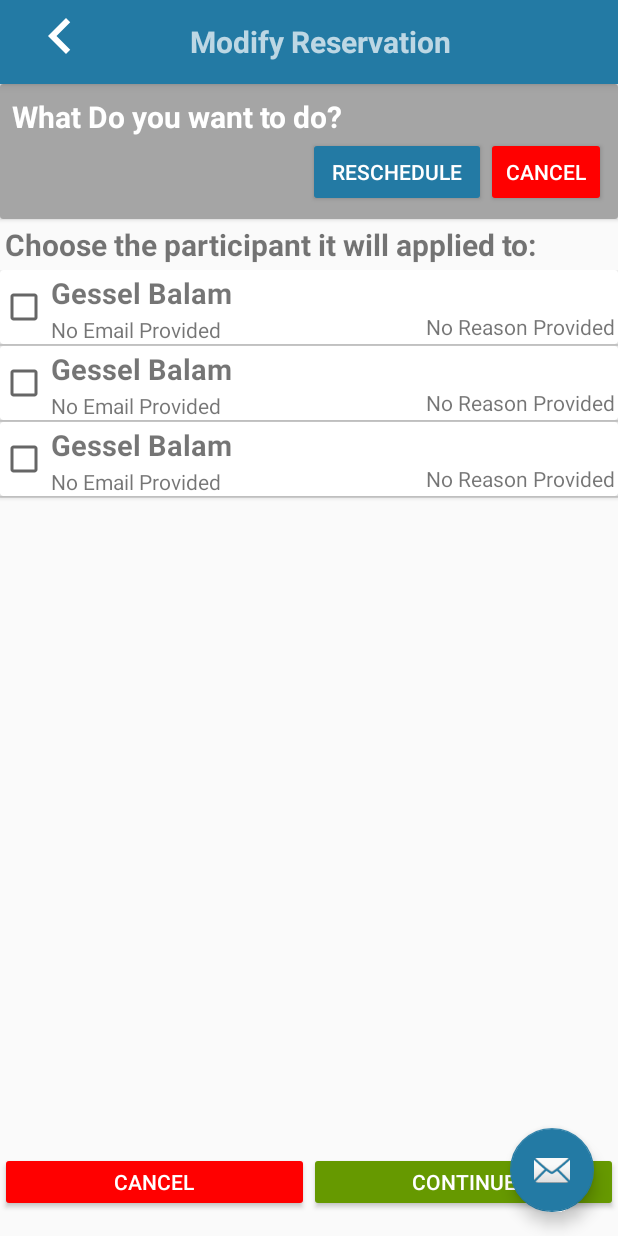
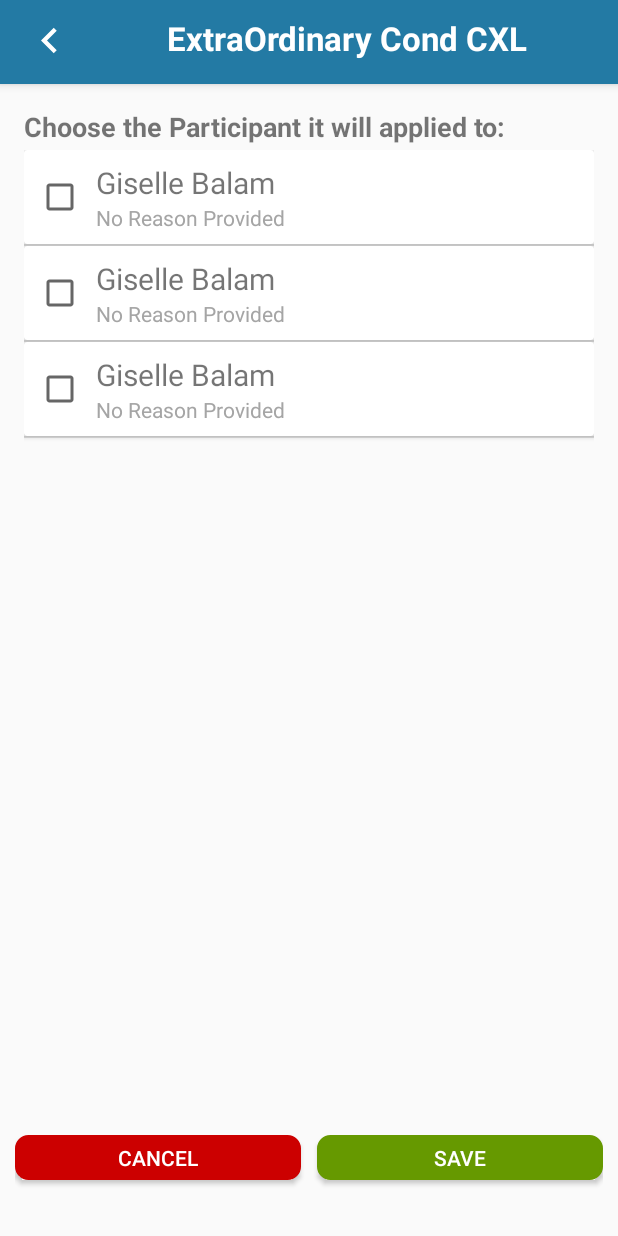
Before and after one commit to digicraft786/WaterAdventuresUI, an Android app: the QrNumberFragment screen opened directly, with no data from a screen before it, after a tap on "Modify Reservation", on a phone screen of 412 x 824 dp. Run offline under Robolectric (Android 15) with nearby library versions, the phone set to English and light mode, and no system bars.

Commit message:
Update_24_09_2018

```diff
--- a/app/src/main/AndroidManifest.xml
+++ b/app/src/main/AndroidManifest.xml
@@ -74,6 +74,10 @@
         <activity
             android:name=".MassiveCancelation.MassiveCancelationActivity"
             android:label="@string/title_activity_massive_cancelation"
+            android:theme="@style/AppTheme.NoActionBar" />
+        <activity
+            android:name=".ExtraOrdCancellation.ExtraOrdinaryActivity"
+            android:label="@string/title_activity_extra_ordinary"
             android:theme="@style/AppTheme.NoActionBar"></activity>
     </application>
 
--- /dev/null
+++ b/app/src/main/java/com/digicraft/wateradventures/Adapters/ExtraOrdinaryAdapter.java
@@ -0,0 +1,91 @@
+package com.digicraft.wateradventures.Adapters;
+
+import android.app.AlertDialog;
+import android.content.Context;
+import android.content.DialogInterface;
+import android.view.LayoutInflater;
+import android.view.View;
+import android.view.ViewGroup;
+import android.widget.BaseAdapter;
+import android.widget.TextView;
+
+import com.digicraft.wateradventures.R;
+
+/**
+ * Created by mac on 22/06/2018.
+ */
+
+public class ExtraOrdinaryAdapter extends BaseAdapter {
+
+    Context context;
+    LayoutInflater inflater;
+
+    public ExtraOrdinaryAdapter(Context context)
+    {
+        this.context = context;
+        inflater = (LayoutInflater) context.getSystemService(Context.LAYOUT_INFLATER_SERVICE);
+    }
+
+    @Override
+    public int getCount() {
+        return 3;
+    }
+
+    @Override
+    public Object getItem(int position) {
+        return null;
+    }
+
+    @Override
+    public long getItemId(int position) {
+        return 0;
+    }
+
+    @Override
+    public View getView(int position, View view, ViewGroup parent) {
+
+        final View convertView;
+        if (view == null) {
+            convertView = inflater.inflate(R.layout.extra_ordinary_item_layout, null);
+        } else {
+            convertView = view;
+        }
+
+       TextView txt = convertView.findViewById(R.id.extra_name);
+       txt.setOnClickListener(new View.OnClickListener() {
+           @Override
+           public void onClick(View v) {
+                  makeDialog(v.getContext());
+           }
+       });
+
+        return convertView;
+    }
+
+
+    public void makeDialog(Context context)
+    {
+        LayoutInflater inflater = (LayoutInflater) context.getSystemService(Context.LAYOUT_INFLATER_SERVICE);
+        final View formElementsView = inflater.inflate(R.layout.dialog_extra_layout, null, false);
+
+        new AlertDialog.Builder(context)
+                .setView(formElementsView)
+                .setPositiveButton("Confirm",
+                        new DialogInterface.OnClickListener() {
+                            public void onClick(DialogInterface dialog, int id) {
+
+                                dialog.cancel();
+                            }
+
+                        })
+                .setNegativeButton("Cancel", new DialogInterface.OnClickListener() {
+                    @Override
+                    public void onClick(DialogInterface dialog, int which) {
+                        dialog.cancel();
+                    }
+                })
+                .show();
+
+    }
+
+}
--- /dev/null
+++ b/app/src/main/java/com/digicraft/wateradventures/ExtraOrdCancellation/ExtraOrdinaryActivity.java
@@ -0,0 +1,34 @@
+package com.digicraft.wateradventures.ExtraOrdCancellation;
+
+import android.os.Bundle;
+import android.support.design.widget.FloatingActionButton;
+import android.support.design.widget.Snackbar;
+import android.support.v7.app.AppCompatActivity;
+import android.support.v7.widget.Toolbar;
+import android.view.View;
+import android.widget.ListView;
+
+import com.digicraft.wateradventures.Adapters.ExtraOrdinaryAdapter;
+import com.digicraft.wateradventures.R;
+
+public class ExtraOrdinaryActivity extends AppCompatActivity {
+
+    ListView listView;
+
+    @Override
+    protected void onCreate(Bundle savedInstanceState) {
+        super.onCreate(savedInstanceState);
+        setContentView(R.layout.activity_extra_ordinary);
+        Toolbar toolbar = findViewById(R.id.toolbar);
+        setSupportActionBar(toolbar);
+
+        listView = findViewById(R.id.extra_ordinary_cond);
+
+        ExtraOrdinaryAdapter adapter = new ExtraOrdinaryAdapter(this);
+        listView.setAdapter(adapter);
+
+        }
+
+
+
+}
--- a/app/src/main/java/com/digicraft/wateradventures/QR/QrNumberFragment.java
+++ b/app/src/main/java/com/digicraft/wateradventures/QR/QrNumberFragment.java
@@ -12,6 +12,8 @@ import android.widget.ImageButton;
 import android.widget.TextView;
 import android.widget.Toast;
 
+import com.digicraft.wateradventures.Adapters.ExtraOrdinaryAdapter;
+import com.digicraft.wateradventures.ExtraOrdCancellation.ExtraOrdinaryActivity;
 import com.digicraft.wateradventures.ModifyReservation.ModifyReservationActivity;
 import com.digicraft.wateradventures.R;
 import com.digicraft.wateradventures.Sales.SalesMainActivity;
@@ -47,7 +49,7 @@ public class QrNumberFragment extends Fragment {
             public void onClick(View v) {
                 Toast.makeText(getActivity() , " Modify Reservation Clicked" , Toast.LENGTH_SHORT).show();
                 //Here we will gp to new Modify Reservation activity.
-                startActivity(new Intent(v.getContext() , ModifyReservationActivity.class));
+                startActivity(new Intent(v.getContext() , ExtraOrdinaryActivity.class));
             }
         });
 
--- /dev/null
+++ b/app/src/main/res/layout/activity_extra_ordinary.xml
@@ -0,0 +1,50 @@
+<?xml version="1.0" encoding="utf-8"?>
+<android.support.design.widget.CoordinatorLayout xmlns:android="http://schemas.android.com/apk/res/android"
+    xmlns:app="http://schemas.android.com/apk/res-auto"
+    xmlns:tools="http://schemas.android.com/tools"
+    android:layout_width="match_parent"
+    android:layout_height="match_parent"
+    tools:context=".ExtraOrdCancellation.ExtraOrdinaryActivity">
+
+    <android.support.design.widget.AppBarLayout
+        android:layout_width="match_parent"
+        android:layout_height="wrap_content"
+        android:theme="@style/AppTheme.AppBarOverlay">
+
+        <android.support.v7.widget.Toolbar
+            android:id="@+id/toolbar"
+            android:layout_width="match_parent"
+            android:layout_height="?attr/actionBarSize"
+            android:background="@color/colorPrimaryDark"
+            app:popupTheme="@style/AppTheme.PopupOverlay" >
+
+            <RelativeLayout
+                android:layout_width="match_parent"
+                android:layout_height="match_parent">
+
+
+                <TextView
+                    android:textColor="#FFFFFF"
+                    android:textStyle="bold"
+                    android:layout_centerInParent="true"
+                    android:textAlignment="center"
+                    android:textSize="22dp"
+                    android:text="ExtraOrdinary Cond CXL"
+                    android:drawableLeft="@drawable/ic_keyboard_arrow_left_black_24dp"
+                    android:layout_width="match_parent"
+                    android:layout_height="wrap_content" />
+
+
+
+            </RelativeLayout>
+
+
+        </android.support.v7.widget.Toolbar>
+
+    </android.support.design.widget.AppBarLayout>
+
+    <include layout="@layout/content_extra_ordinary" />
+
+
+
+</android.support.design.widget.CoordinatorLayout>
--- /dev/null
+++ b/app/src/main/res/layout/content_extra_ordinary.xml
@@ -0,0 +1,63 @@
+<?xml version="1.0" encoding="utf-8"?>
+<LinearLayout xmlns:android="http://schemas.android.com/apk/res/android"
+    xmlns:app="http://schemas.android.com/apk/res-auto"
+    xmlns:tools="http://schemas.android.com/tools"
+    android:layout_width="match_parent"
+    android:orientation="vertical"
+
+    android:layout_height="match_parent"
+    app:layout_behavior="@string/appbar_scrolling_view_behavior"
+    tools:context=".ExtraOrdCancellation.ExtraOrdinaryActivity"
+    tools:showIn="@layout/activity_extra_ordinary">
+
+    <LinearLayout
+        android:padding="16dp"
+        android:orientation="vertical"
+        android:layout_weight="0.9"
+        android:layout_width="match_parent"
+        android:layout_height="0dp">
+
+    <TextView
+        android:paddingBottom="3dp"
+        android:textStyle="bold"
+        android:textSize="18dp"
+        android:text="Choose the Participant it will applied to:"
+        android:layout_width="wrap_content"
+        android:layout_height="wrap_content" />
+
+
+    <ListView
+        android:id="@+id/extra_ordinary_cond"
+        android:layout_width="match_parent"
+        android:layout_height="match_parent"></ListView>
+
+    </LinearLayout>
+
+    <LinearLayout
+        android:padding="10dp"
+        android:orientation="horizontal"
+        android:layout_weight="0.1"
+        android:layout_width="match_parent"
+        android:layout_height="0dp">
+
+        <Button
+            android:layout_marginRight="5dp"
+            android:background="@drawable/cancel_round_btn"
+            android:textColor="#FFFFFF"
+            android:text="Cancel"
+            android:layout_weight="0.5"
+            android:layout_width="0dp"
+            android:layout_height="30dp" />
+
+        <Button
+            android:layout_marginLeft="5dp"
+            android:background="@drawable/save_round_btn"
+            android:textColor="#FFFFFF"
+            android:text="Save"
+            android:layout_weight="0.5"
+            android:layout_width="0dp"
+            android:layout_height="30dp" />
+
+    </LinearLayout>
+
+</LinearLayout>
--- /dev/null
+++ b/app/src/main/res/layout/dialog_extra_layout.xml
@@ -0,0 +1,33 @@
+<?xml version="1.0" encoding="utf-8"?>
+<LinearLayout
+    android:padding="8dp"
+    android:orientation="vertical"
+    xmlns:android="http://schemas.android.com/apk/res/android" android:layout_width="match_parent"
+    android:layout_height="wrap_content">
+
+
+    <ImageView
+        android:layout_gravity="center_horizontal"
+        android:src="@drawable/logo"
+        android:layout_width="180dp"
+        android:layout_height="80dp" />
+
+    <TextView
+        android:textSize="16dp"
+        android:textStyle="bold"
+        android:text="Choose the given reason"
+        android:layout_width="wrap_content"
+        android:layout_height="wrap_content" />
+
+    <EditText
+        android:layout_marginTop="5dp"
+        android:textColor="@color/colorPrimaryDark"
+        android:paddingLeft="10dp"
+        android:text="Insufficient Height"
+        android:background="@drawable/edit_text_login"
+        android:layout_width="match_parent"
+        android:layout_height="40dp" />
+
+
+
+</LinearLayout>
--- /dev/null
+++ b/app/src/main/res/layout/extra_ordinary_item_layout.xml
@@ -0,0 +1,43 @@
+<?xml version="1.0" encoding="utf-8"?>
+<android.support.v7.widget.CardView
+    android:layout_margin="4dp"
+    android:orientation="horizontal"
+    xmlns:android="http://schemas.android.com/apk/res/android" android:layout_width="match_parent"
+    android:layout_height="wrap_content">
+
+    <LinearLayout
+        android:padding="8dp"
+        android:layout_width="wrap_content"
+        android:layout_height="wrap_content">
+
+    <CheckBox
+        android:layout_gravity="center_vertical"
+        android:id="@+id/checkBox"
+        android:layout_width="wrap_content"
+        android:layout_height="wrap_content" />
+
+    <LinearLayout
+        android:layout_marginLeft="8dp"
+        android:orientation="vertical"
+        android:layout_width="wrap_content"
+        android:layout_height="wrap_content">
+
+        <TextView
+            android:id="@+id/extra_name"
+            android:textSize="20dp"
+            android:text="Giselle Balam"
+            android:layout_width="wrap_content"
+            android:layout_height="wrap_content" />
+
+        <TextView
+            android:textColor="#a5a5a5"
+            android:id="@+id/extra_reason"
+            android:text="No Reason Provided"
+            android:layout_width="wrap_content"
+            android:layout_height="wrap_content" />
+
+
+    </LinearLayout>
+    </LinearLayout>
+
+</android.support.v7.widget.CardView>
--- a/app/src/main/res/values/strings.xml
+++ b/app/src/main/res/values/strings.xml
@@ -17,4 +17,5 @@
     <string name="title_activity_store_credit">StoreCreditActivity</string>
     <string name="title_activity_modify_reservation">ModifyReservationActivity</string>
     <string name="title_activity_massive_cancelation">MassiveCancelationActivity</string>
+    <string name="title_activity_extra_ordinary">ExtraOrdinaryActivity</string>
 </resources>
```
